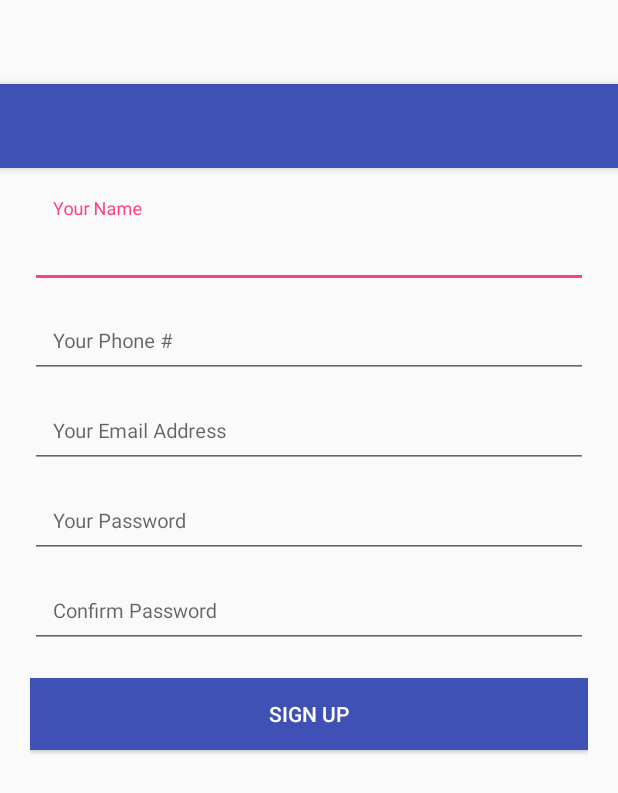
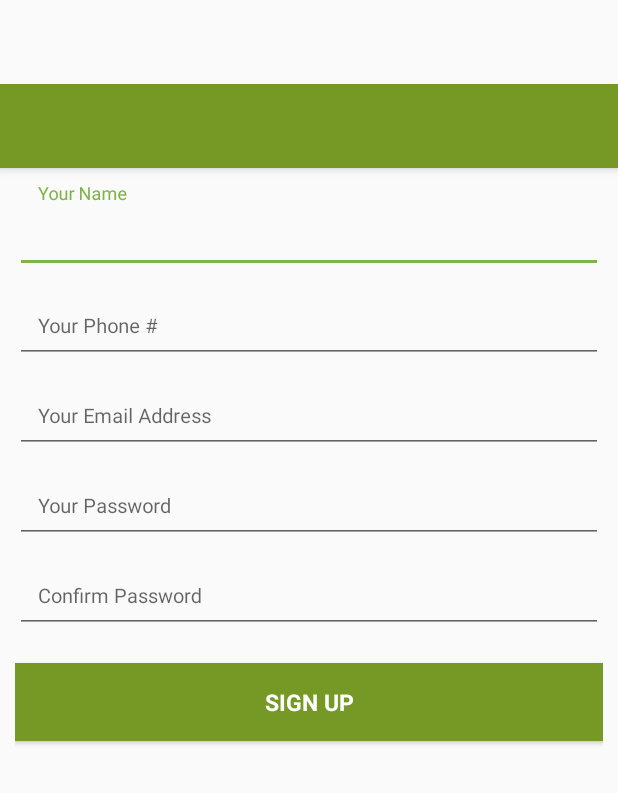
Before and after one commit to iturbryan/AndroidAppTemplate, an Android app: the layout activity_sign_up.xml on its own in the app's theme, with its tools: preview values and no code run, on a phone screen of 412 x 824 dp. Shown: the top 793 px of the screen. Run offline under Robolectric (Android 15) with nearby library versions, the phone set to English and light mode, and no system bars.

```diff
--- a/app/build.gradle
+++ b/app/build.gradle
@@ -24,4 +24,5 @@ dependencies {
     testCompile 'junit:junit:4.12'
     compile 'com.android.support:appcompat-v7:23.1.1'
     compile 'com.android.support:design:23.1.1'
+    compile 'com.nhaarman.supertooltips:library:3.0.+'
 }
--- a/app/src/main/java/template/orionmobile/co/ke/apptemplate/common/Helper.java
+++ b/app/src/main/java/template/orionmobile/co/ke/apptemplate/common/Helper.java
@@ -143,6 +143,8 @@ public class Helper {
 
     }
 
+
+
     public void toast(Context context, String message)
     {
 
--- a/app/src/main/res/layout/activity_sign_up.xml
+++ b/app/src/main/res/layout/activity_sign_up.xml
@@ -1,25 +1,12 @@
 <?xml version="1.0" encoding="utf-8"?>
 <android.support.design.widget.CoordinatorLayout xmlns:android="http://schemas.android.com/apk/res/android"
-    xmlns:app="http://schemas.android.com/apk/res-auto"
     xmlns:tools="http://schemas.android.com/tools"
     android:layout_width="match_parent"
     android:layout_height="match_parent"
     android:fitsSystemWindows="true"
     tools:context="template.orionmobile.co.ke.apptemplate.activity.SignUpActivity">
 
-    <android.support.design.widget.AppBarLayout
-        android:layout_width="match_parent"
-        android:layout_height="wrap_content"
-        android:theme="@style/AppTheme.AppBarOverlay">
-
-        <android.support.v7.widget.Toolbar
-            android:id="@+id/toolbar"
-            android:layout_width="match_parent"
-            android:layout_height="?attr/actionBarSize"
-            android:background="?attr/colorPrimary"
-            app:popupTheme="@style/AppTheme.PopupOverlay" />
-
-    </android.support.design.widget.AppBarLayout>
+    <include layout="@layout/toolbar" />
 
     <include layout="@layout/content_sign_up" />
 
--- a/app/src/main/res/layout/content_sign_up.xml
+++ b/app/src/main/res/layout/content_sign_up.xml
@@ -4,13 +4,13 @@
     android:layout_height="match_parent"
     android:layout_marginTop="?attr/actionBarSize"
     android:orientation="vertical"
-    android:paddingLeft="20dp"
-    android:paddingRight="20dp"
-    android:paddingTop="20dp"
+    android:paddingLeft="10dp"
+    android:paddingRight="10dp"
+    android:paddingTop="10dp"
     xmlns:android="http://schemas.android.com/apk/res/android">
 
     <android.support.design.widget.TextInputLayout
-        android:id="@+id/et_layout_name"
+        android:id="@+id/til_name"
         android:layout_width="match_parent"
         android:layout_height="wrap_content">
 
@@ -25,7 +25,7 @@
     </android.support.design.widget.TextInputLayout>
 
     <android.support.design.widget.TextInputLayout
-        android:id="@+id/et_layout_phone"
+        android:id="@+id/til_phone"
         android:layout_width="match_parent"
         android:layout_height="wrap_content">
 
@@ -40,7 +40,7 @@
     </android.support.design.widget.TextInputLayout>
 
     <android.support.design.widget.TextInputLayout
-        android:id="@+id/et_layout_email"
+        android:id="@+id/til_email"
         android:layout_width="match_parent"
         android:layout_height="wrap_content">
 
@@ -54,7 +54,7 @@
     </android.support.design.widget.TextInputLayout>
 
     <android.support.design.widget.TextInputLayout
-        android:id="@+id/et_layout_password"
+        android:id="@+id/til_password"
         android:layout_width="match_parent"
         android:layout_height="wrap_content">
 
@@ -68,7 +68,7 @@
     </android.support.design.widget.TextInputLayout>
 
     <android.support.design.widget.TextInputLayout
-        android:id="@+id/et_layout_cpassword"
+        android:id="@+id/til_cpassword"
         android:layout_width="match_parent"
         android:layout_height="wrap_content">
 
@@ -85,8 +85,7 @@
         android:layout_width="fill_parent"
         android:layout_height="wrap_content"
         android:text="@string/btn_sign_up"
-        android:background="@color/colorPrimary"
         android:layout_marginTop="20dp"
-        android:textColor="@android:color/primary_text_dark"/>
+        style="@style/StandardButton"/>
 
 </LinearLayout>
--- /dev/null
+++ b/app/src/main/res/layout/toolbar.xml
@@ -0,0 +1,21 @@
+<?xml version="1.0" encoding="utf-8"?>
+<LinearLayout xmlns:android="http://schemas.android.com/apk/res/android"
+    xmlns:app="http://schemas.android.com/apk/res-auto"
+    android:orientation="vertical"
+    android:layout_width="match_parent"
+    android:layout_height="match_parent">
+    <android.support.design.widget.AppBarLayout
+        android:layout_width="match_parent"
+        android:layout_height="wrap_content"
+        android:theme="@style/AppTheme.AppBarOverlay">
+
+        <android.support.v7.widget.Toolbar
+            android:id="@+id/toolbar"
+            android:textAlignment="center"
+            android:layout_width="match_parent"
+            android:layout_height="?attr/actionBarSize"
+            android:background="?attr/colorPrimary"
+            app:popupTheme="@style/AppTheme.PopupOverlay" />
+
+    </android.support.design.widget.AppBarLayout>
+</LinearLayout>
--- a/app/src/main/res/values/colors.xml
+++ b/app/src/main/res/values/colors.xml
@@ -1,6 +1,7 @@
 <?xml version="1.0" encoding="utf-8"?>
 <resources>
-    <color name="colorPrimary">#3F51B5</color>
-    <color name="colorPrimaryDark">#303F9F</color>
-    <color name="colorAccent">#FF4081</color>
+    <color name="colorPrimary">#769824</color>
+    <color name="colorPrimaryDark">#80b30b</color>
+    <color name="colorAccent">#80b349</color>
+    <color name="colorWhite">#ffffff</color>
 </resources>
--- a/app/src/main/res/values/strings.xml
+++ b/app/src/main/res/values/strings.xml
@@ -10,4 +10,6 @@
 
     <!-- Button Texts Come Here -->
     <string name="btn_sign_up">Sign Up</string>
+    <!-- Other Texts come here -->
+    <string name="text_empty"></string>
 </resources>
--- a/app/src/main/res/values/styles.xml
+++ b/app/src/main/res/values/styles.xml
@@ -43,6 +43,16 @@
         <item name="android:gravity">center</item>
     </style>
 
+    <style name="StandardButton">
+        <item name="android:fontFamily">sans-serif</item>
+        <item name="android:textSize">15sp</item>
+        <item name="android:padding">15sp</item>
+        <item name="android:gravity">center</item>
+        <item name="android:textStyle">bold</item>
+        <item name="android:textColor">@color/colorWhite</item>
+        <item name="android:background">@color/colorPrimary</item>
+    </style>
+
     <style name="StandardTitleTextView">
         <item name="android:fontFamily">sans-serif</item>
         <item name="android:textSize">20sp</item>
```
Also changed, not shown: app/src/main/java/template/orionmobile/co/ke/apptemplate/activity/SignUpActivity.java (+73 -1 lines), app/src/main/java/template/orionmobile/co/ke/apptemplate/common/FormValidator.java (added, +31 -0 lines), app/src/main/java/template/orionmobile/co/ke/apptemplate/common/Message.java (added, +14 -0 lines).
